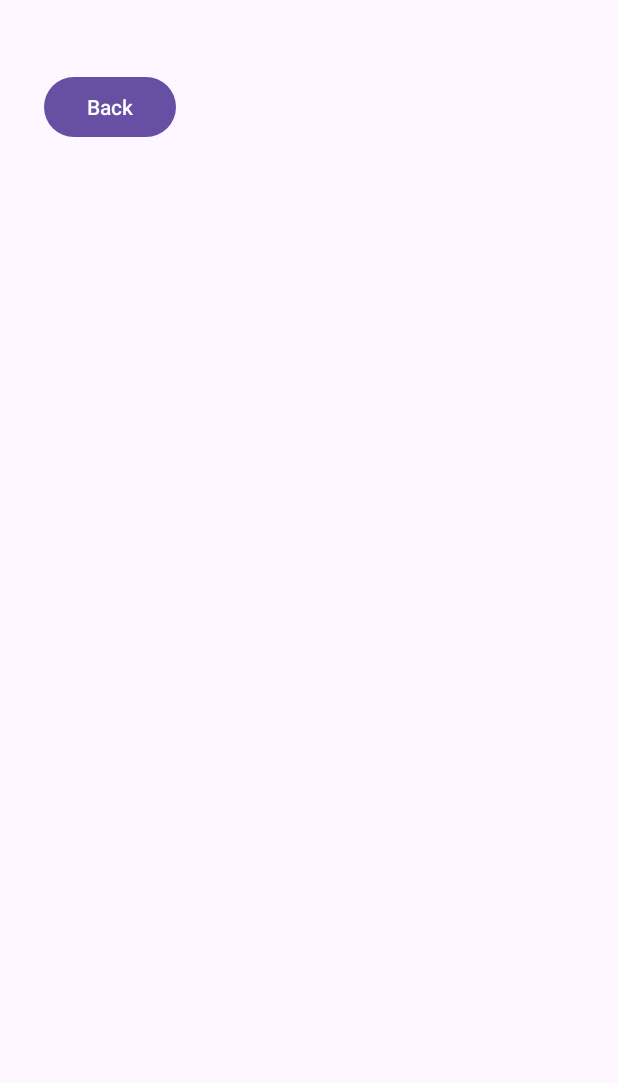
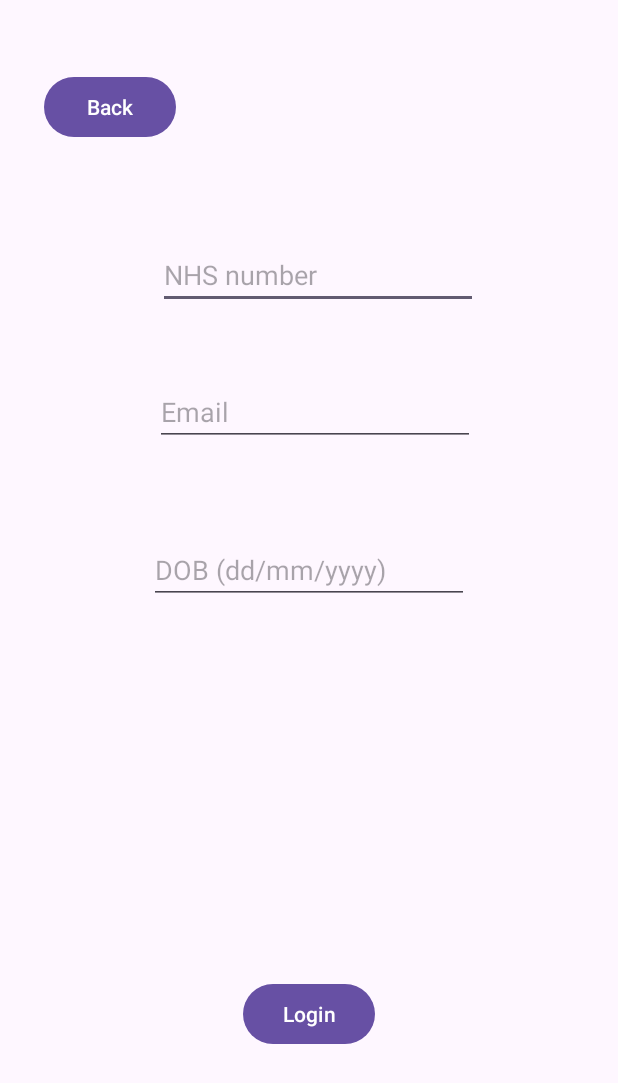
Before and after one commit to xqill275/MHA-Oliver-Long, an Android app: the screen it shows after launch (LoginPage), after a tap on "Login", on a phone screen of 412 x 824 dp. Shown: the top 1083 px of the screen. Run offline under Robolectric (Android 15) with nearby library versions, the phone set to English and light mode, and no system bars; our stand-ins replace Room's generated code.

Commit message:
Secure Login Done

```diff
--- a/MHA/app/src/main/java/com/example/mha/LoginPage.java
+++ b/MHA/app/src/main/java/com/example/mha/LoginPage.java
@@ -2,7 +2,10 @@ package com.example.mha;
 
 import android.content.Intent;
 import android.os.Bundle;
+import android.util.Log;
 import android.widget.Button;
+import android.widget.TextView;
+import android.widget.Toast;
 
 import androidx.activity.EdgeToEdge;
 import androidx.appcompat.app.AppCompatActivity;
@@ -11,12 +14,15 @@ import androidx.core.view.ViewCompat;
 import androidx.core.view.WindowInsetsCompat;
 
 public class LoginPage extends AppCompatActivity {
-    Button BackBtn;
+    Button BackBtn, LoginBtn;
+    TextView LoginNhs, LoginEmail, LoginDOB;
+
     @Override
     protected void onCreate(Bundle savedInstanceState) {
         super.onCreate(savedInstanceState);
         EdgeToEdge.enable(this);
         setContentView(R.layout.activity_login_page);
+
         ViewCompat.setOnApplyWindowInsetsListener(findViewById(R.id.main), (v, insets) -> {
             Insets systemBars = insets.getInsets(WindowInsetsCompat.Type.systemBars());
             v.setPadding(systemBars.left, systemBars.top, systemBars.right, systemBars.bottom);
@@ -24,9 +30,49 @@ public class LoginPage extends AppCompatActivity {
         });
 
         BackBtn = findViewById(R.id.Back_Button_login);
+        LoginBtn = findViewById(R.id.LoginActivityButton);
+        LoginNhs = findViewById(R.id.LoginNHSNUM);
+        LoginEmail = findViewById(R.id.LoginEmail);
+        LoginDOB = findViewById(R.id.LoginDOB);
 
-        BackBtn.setOnClickListener(v ->
-                startActivity(new Intent(LoginPage.this, MainActivity.class))
-        );
+        BackBtn.setOnClickListener(v -> startActivity(new Intent(LoginPage.this, MainActivity.class)));
+
+        LoginBtn.setOnClickListener(v -> {
+            try {
+                login();
+            } catch (Exception e) {
+                throw new RuntimeException(e);
+            }
+        });
+    }
+
+    public void login() throws Exception {
+        String nhsNumText = LoginNhs.getText().toString().trim();
+        String emailText = LoginEmail.getText().toString().trim();
+        String dobText = LoginDOB.getText().toString().trim();
+
+        if (nhsNumText.isEmpty() || emailText.isEmpty() || dobText.isEmpty()) {
+            Toast.makeText(this, "Please fill in all fields", Toast.LENGTH_LONG).show();
+            return;
+        }
+
+        String emailHash = HashClass.sha256(emailText);
+        String nhsHash = HashClass.sha256(nhsNumText);
+        String dobHash = HashClass.sha256(dobText);
+
+        AppDatabase db = AppDatabase.getInstance(this);
+        UserEntity user = db.usersDao().getUserForLogin(emailHash, nhsHash, dobHash);
+
+        if (user != null) {
+            String decryptedName = CryptClass.decrypt(user.fullName);
+            String decryptedRole = CryptClass.decrypt(user.role);
+            Toast.makeText(this, "Welcome " + decryptedName + " (" + decryptedRole + ")", Toast.LENGTH_LONG).show();
+
+            Log.d("Login", "Login successful for " + decryptedName);
+            startActivity(new Intent(LoginPage.this, MainActivity.class));
+        } else {
+            Toast.makeText(this, "Invalid credentials. Please try again.", Toast.LENGTH_LONG).show();
+            Log.d("Login", "Login failed");
+        }
     }
 }
--- a/MHA/app/src/main/java/com/example/mha/UsersDao.java
+++ b/MHA/app/src/main/java/com/example/mha/UsersDao.java
@@ -9,19 +9,19 @@ import java.util.List;
 @Dao
 public interface UsersDao {
 
-    // Insert a new user
     @Insert
     void insert(UserEntity user);
 
-    // Get all users
     @Query("SELECT * FROM users")
     List<UserEntity> getAllUsers();
 
-    // Find a specific user by email
-    @Query("SELECT * FROM users WHERE email = :email LIMIT 1")
+    @Query("SELECT * FROM users WHERE Email = :email LIMIT 1")
     UserEntity getUserByEmail(String email);
 
-    // Delete all users (useful for debugging or reset)
     @Query("DELETE FROM users")
     void deleteAll();
+
+    // NEW: lookup using deterministic SHA-256 hashes
+    @Query("SELECT * FROM users WHERE EmailHash = :emailHash AND NHSHash = :nhsHash AND DOBHash = :dobHash LIMIT 1")
+    UserEntity getUserForLogin(String emailHash, String nhsHash, String dobHash);
 }
--- a/MHA/app/src/main/res/layout/activity_login_page.xml
+++ b/MHA/app/src/main/res/layout/activity_login_page.xml
@@ -16,4 +16,50 @@
         android:text="Back"
         app:layout_constraintStart_toStartOf="parent"
         app:layout_constraintTop_toTopOf="parent" />
+
+    <EditText
+        android:id="@+id/LoginNHSNUM"
+        android:layout_width="wrap_content"
+        android:layout_height="wrap_content"
+        android:layout_marginStart="2dp"
+        android:layout_marginBottom="46dp"
+        android:ems="10"
+        android:hint="NHS number"
+        android:inputType="number"
+        app:layout_constraintBottom_toTopOf="@+id/LoginEmail"
+        app:layout_constraintStart_toStartOf="@+id/LoginEmail" />
+
+    <EditText
+        android:id="@+id/LoginEmail"
+        android:layout_width="wrap_content"
+        android:layout_height="wrap_content"
+        android:layout_marginStart="4dp"
+        android:layout_marginTop="252dp"
+        android:ems="10"
+        android:hint="Email"
+        android:inputType="textEmailAddress"
+        app:layout_constraintStart_toStartOf="@+id/LoginDOB"
+        app:layout_constraintTop_toTopOf="parent" />
+
+    <EditText
+        android:id="@+id/LoginDOB"
+        android:layout_width="wrap_content"
+        android:layout_height="wrap_content"
+        android:layout_marginTop="60dp"
+        android:ems="10"
+        android:hint="DOB (dd/mm/yyyy)"
+        android:inputType="date"
+        app:layout_constraintEnd_toEndOf="parent"
+        app:layout_constraintStart_toStartOf="parent"
+        app:layout_constraintTop_toBottomOf="@+id/LoginEmail" />
+
+    <Button
+        android:id="@+id/LoginActivityButton"
+        android:layout_width="wrap_content"
+        android:layout_height="wrap_content"
+        android:layout_marginBottom="124dp"
+        android:text="Login"
+        app:layout_constraintBottom_toBottomOf="parent"
+        app:layout_constraintEnd_toEndOf="parent"
+        app:layout_constraintStart_toStartOf="parent" />
 </androidx.constraintlayout.widget.ConstraintLayout>
```
Also changed, not shown: MHA/app/src/main/java/com/example/mha/HashClass.java (added, +16 -0 lines), MHA/app/src/main/java/com/example/mha/RegisterPage.java (+11 -6 lines), MHA/app/src/main/java/com/example/mha/UserEntity.java (+10 -0 lines).
